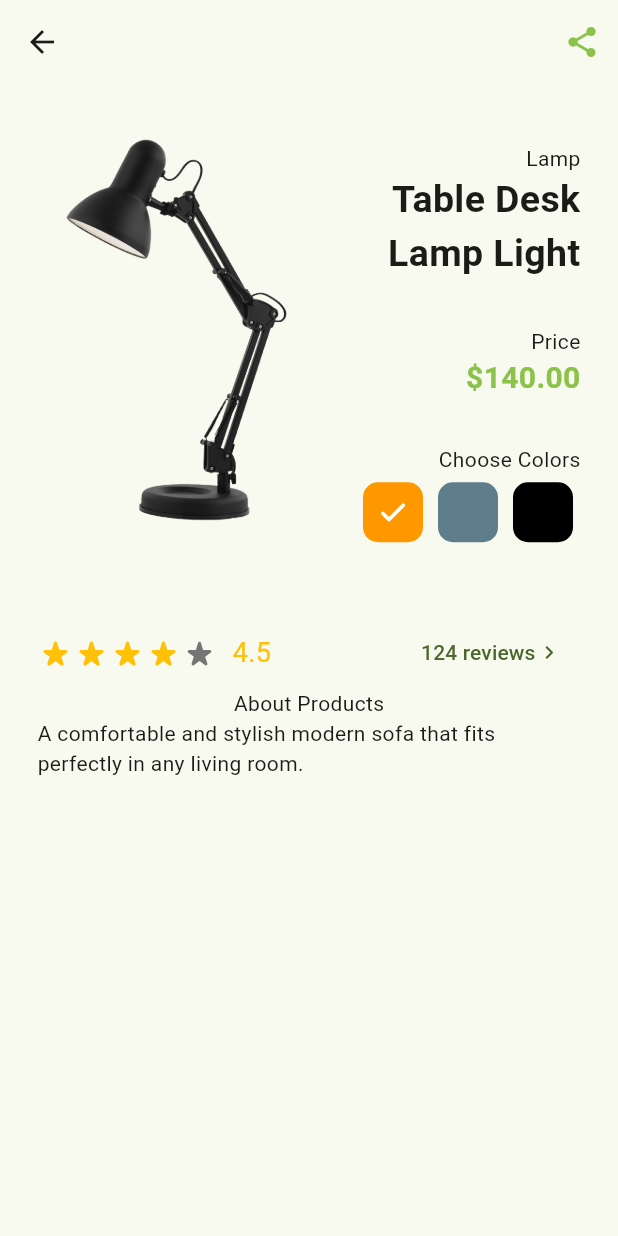
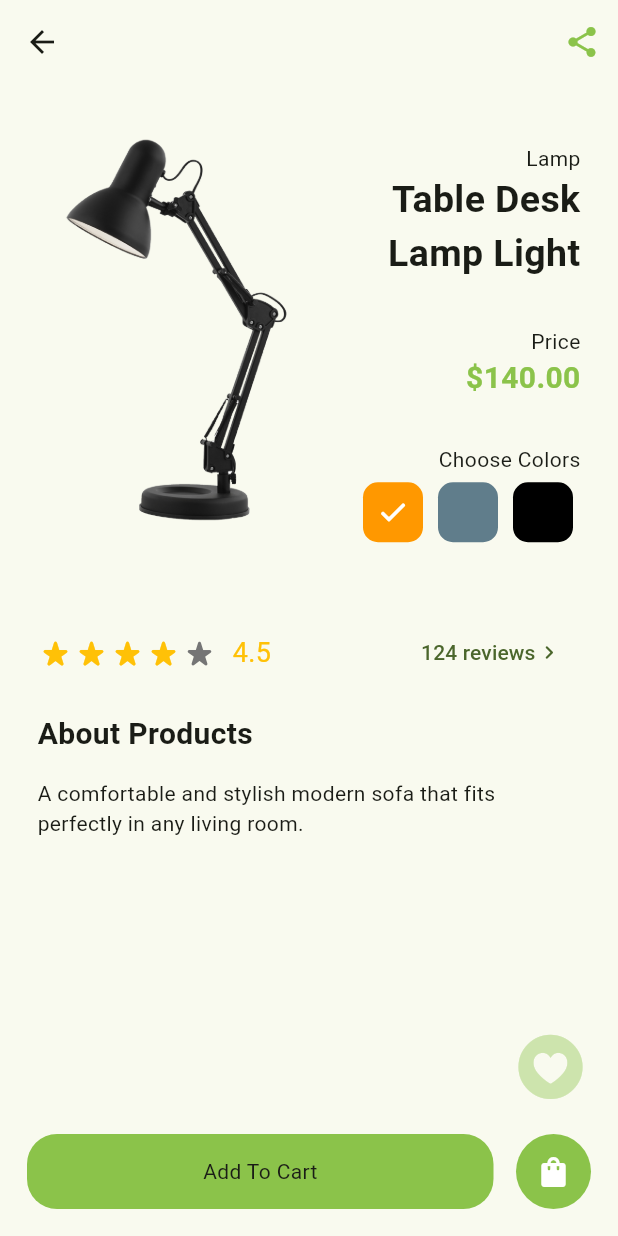
Before and after one commit to Isfandiyor-Dev/Shopping-new, a Flutter app: the screen it shows after launch, after a tap on "4.5", on a phone screen of 412 x 824 dp. Run offline on Flutter 3.47's test engine with Material 3 defaults, Android fonts, the light colour scheme and no system bars.

Commit message:
first commit

```diff
--- a/lib/views/screens/detail_screen.dart
+++ b/lib/views/screens/detail_screen.dart
@@ -23,6 +23,53 @@ class _DetailsScreenState extends State<DetailsScreen> {
   @override
   Widget build(BuildContext context) {
     return Scaffold(
+      floatingActionButtonLocation: FloatingActionButtonLocation.miniEndFloat,
+      floatingActionButton: IconButton(
+        onPressed: () {},
+        icon: Icon(
+          CupertinoIcons.heart_circle_fill,
+          size: 50,
+          color: Colors.lightGreen.withOpacity(0.4),
+        ),
+      ),
+      bottomNavigationBar: Padding(
+        padding: const EdgeInsets.only(
+          left: 18,
+          right: 18,
+          bottom: 18,
+        ),
+        child: Row(
+          children: [
+            Expanded(
+              child: InkWell(
+                borderRadius: BorderRadius.circular(20),
+                onTap: () {},
+                child: Ink(
+                  height: 50,
+                  decoration: BoxDecoration(
+                    borderRadius: BorderRadius.circular(20),
+                    color: Colors.lightGreen,
+                  ),
+                  child: const Center(
+                    child: Text("Add To Cart"),
+                  ),
+                ),
+              ),
+            ),
+            const SizedBox(width: 15),
+            IconButton.filled(
+              style: IconButton.styleFrom(
+                fixedSize: const Size(50, 50),
+                backgroundColor: Colors.lightGreen,
+              ),
+              onPressed: () {},
+              icon: const Icon(
+                Icons.shopping_bag,
+              ),
+            )
+          ],
+        ),
+      ),
       appBar: AppBar(
         actions: [
           IconButton(
@@ -35,6 +82,7 @@ class _DetailsScreenState extends State<DetailsScreen> {
       body: Padding(
         padding: const EdgeInsets.all(25),
         child: Column(
+          crossAxisAlignment: CrossAxisAlignment.start,
           children: [
             Row(
               mainAxisAlignment: MainAxisAlignment.spaceBetween,
@@ -157,7 +205,15 @@ class _DetailsScreenState extends State<DetailsScreen> {
                 )
               ],
             ),
-            const Text("About Products"),
+            const Text(
+              "About Products",
+              textAlign: TextAlign.left,
+              style: TextStyle(
+                fontWeight: FontWeight.bold,
+                fontSize: 20,
+                height: 3,
+              ),
+            ),
             Text(widget.product.description),
           ],
         ),
```
